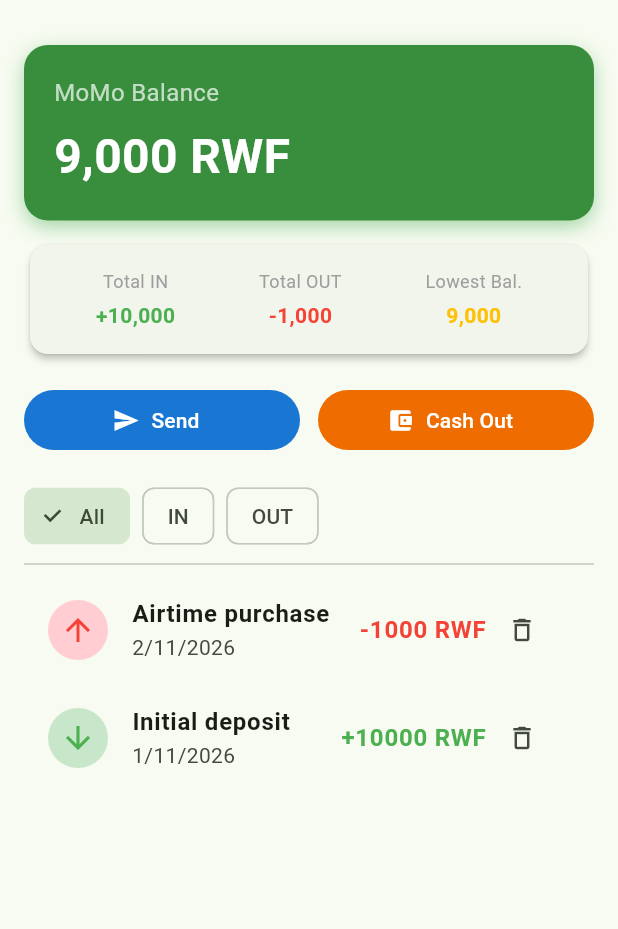
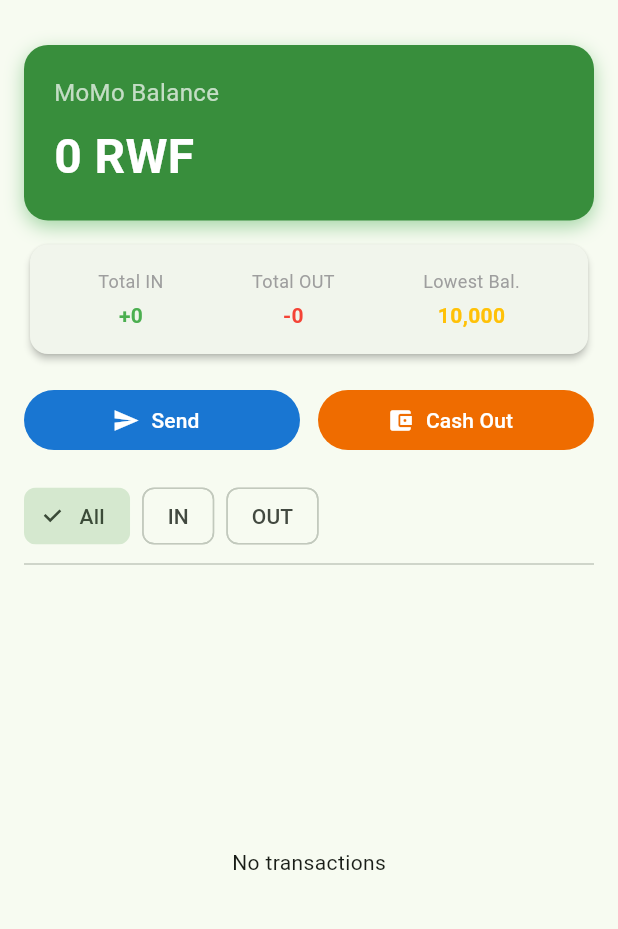
Before and after one commit to shema-victoire/momo_wallet, a Flutter app: the screen it shows once a user with an empty profile is signed in, after a tap on "All", on a phone screen of 412 x 824 dp, the part 63-992 px from its top. Run offline on Flutter 3.47's test engine with Material 3 defaults, Android fonts, the phone set to English and light mode, and no system bars; our stand-ins replace cloud_firestore, firebase_auth, firebase_core; accounts and stored records are empty.

Commit message:
refactor: update AuthGate and WalletScreen to use WalletState provider

```diff
--- a/lib/auth_gate.dart
+++ b/lib/auth_gate.dart
@@ -1,7 +1,10 @@
 import 'package:firebase_auth/firebase_auth.dart';
 import 'package:flutter/material.dart';
+import 'package:provider/provider.dart';
+import 'package:momo_wallet/repositories/txn_repository.dart';
 import 'package:momo_wallet/screens/wallet_screen.dart';
 import 'package:momo_wallet/login_screen.dart';
+import 'package:momo_wallet/state/wallet_state.dart';
 
 class AuthGate extends StatelessWidget {
   const AuthGate({super.key});
@@ -18,7 +21,11 @@ class AuthGate extends StatelessWidget {
         }
 
         if (snapshot.hasData) {
-          return const WalletScreen();
+          final user = snapshot.data!;
+          return ChangeNotifierProvider<WalletState>(
+            create: (_) => WalletState(TxnRepository(user.uid)),
+            child: const WalletScreen(),
+          );
         }
 
         return const LoginScreen();
--- a/lib/screens/wallet_screen.dart
+++ b/lib/screens/wallet_screen.dart
@@ -1,66 +1,29 @@
-import 'package:cloud_firestore/cloud_firestore.dart';
 import 'package:firebase_auth/firebase_auth.dart';
 import 'package:flutter/material.dart';
+import 'package:provider/provider.dart';
 import 'package:momo_wallet/models/transaction.dart';
 import 'package:momo_wallet/screens/cash_out_screen.dart';
 import 'package:momo_wallet/screens/send_money_screen.dart';
+import 'package:momo_wallet/state/wallet_state.dart';
 import 'package:momo_wallet/widgets/balance_card.dart';
 import 'package:momo_wallet/widgets/filter_chips.dart';
 import 'package:momo_wallet/widgets/stats_card.dart';
 
-class WalletScreen extends StatefulWidget {
+class WalletScreen extends StatelessWidget {
   const WalletScreen({super.key});
 
-  @override
-  State<WalletScreen> createState() => _WalletScreenState();
-}
-
-class _WalletScreenState extends State<WalletScreen> {
-  String _filter = 'All';
-
-  User? get _user => FirebaseAuth.instance.currentUser;
-
-  CollectionReference<Map<String, dynamic>>? get _txCollection {
-    if (_user == null) return null;
-    return FirebaseFirestore.instance
-        .collection('users')
-        .doc(_user!.uid)
-        .collection('transactions');
-  }
-
-  Future<void> _seedInitialDataIfNeeded(List<MoMoTransaction> currentTxs) async {
-    if (currentTxs.isEmpty && _txCollection != null) {
-      final initialTxs = [
-        MoMoTransaction(
-          id: '1',
-          description: 'Initial deposit',
-          amount: 10000,
-          type: TransactionType.inMoney,
-          date: DateTime.now().subtract(const Duration(days: 2)),
-        ),
-        MoMoTransaction(
-          id: '2',
-          description: 'Airtime purchase',
-          amount: 1000,
-          type: TransactionType.outMoney,
-          date: DateTime.now().subtract(const Duration(days: 1)),
-        ),
-      ];
-      for (final tx in initialTxs) {
-        await _txCollection!.doc(tx.id).set(tx.toMap());
-      }
-    }
-  }
-
-  void _sendMoney(int currentBalance) async {
+  void _sendMoney(BuildContext context, WalletState wallet) async {
     final result = await Navigator.push<Map<String, dynamic>>(
       context,
       MaterialPageRoute(
-        builder: (context) => SendMoneyScreen(currentBalance: currentBalance),
+        builder: (_) => ChangeNotifierProvider<WalletState>.value(
+          value: wallet,
+          child: SendMoneyScreen(currentBalance: wallet.balance),
+        ),
       ),
     );
 
-    if (result != null && _txCollection != null) {
+    if (result != null) {
       final tx = MoMoTransaction(
         id: DateTime.now().millisecondsSinceEpoch.toString(),
         description: 'Sent to ${result['phone']}',
@@ -68,19 +31,22 @@ class _WalletScreenState extends State<WalletScreen> {
         type: TransactionType.outMoney,
         date: DateTime.now(),
       );
-      await _txCollection!.doc(tx.id).set(tx.toMap());
+      await wallet.add(tx);
     }
   }
 
-  void _cashOut(int currentBalance) async {
+  void _cashOut(BuildContext context, WalletState wallet) async {
     final amount = await Navigator.push<int>(
       context,
       MaterialPageRoute(
-        builder: (context) => CashOutScreen(currentBalance: currentBalance),
+        builder: (_) => ChangeNotifierProvider<WalletState>.value(
+          value: wallet,
+          child: CashOutScreen(currentBalance: wallet.balance),
+        ),
       ),
     );
 
-    if (amount != null && _txCollection != null) {
+    if (amount != null) {
       final tx = MoMoTransaction(
         id: DateTime.now().millisecondsSinceEpoch.toString(),
         description: 'Cash out',
@@ -88,12 +54,13 @@ class _WalletScreenState extends State<WalletScreen> {
         type: TransactionType.outMoney,
         date: DateTime.now(),
       );
-      await _txCollection!.doc(tx.id).set(tx.toMap());
+      await wallet.add(tx);
     }
   }
 
-  void _deleteTransaction(List<MoMoTransaction> allTxs, MoMoTransaction tx) async {
-    if (!canDeleteTransaction(allTxs, tx)) {
+  void _deleteTransaction(BuildContext context, WalletState wallet, MoMoTransaction tx) async {
+    final success = await wallet.remove(tx);
+    if (!success && context.mounted) {
       ScaffoldMessenger.of(context).showSnackBar(
         const SnackBar(
           content: Text('Cannot delete: Balance would drop below 0 in history'),
@@ -102,31 +69,24 @@ class _WalletScreenState extends State<WalletScreen> {
       return;
     }
 
-    if (_txCollection != null) {
-      await _txCollection!.doc(tx.id).delete();
-      if (mounted) {
+    if (context.mounted) {
       ScaffoldMessenger.of(context).showSnackBar(
         SnackBar(
           content: Text('${tx.description} deleted'),
           action: SnackBarAction(
             label: 'UNDO',
             onPressed: () async {
-                await _txCollection!.doc(tx.id).set(tx.toMap());
+              await wallet.add(tx);
             },
           ),
         ),
       );
     }
   }
-  }
 
   @override
   Widget build(BuildContext context) {
-    if (_txCollection == null) {
-      return const Scaffold(
-        body: Center(child: Text('Not logged in')),
-      );
-    }
+    final wallet = context.watch<WalletState>();
 
     return Scaffold(
       appBar: AppBar(
@@ -140,60 +100,25 @@ class _WalletScreenState extends State<WalletScreen> {
           ),
         ],
       ),
-      body: StreamBuilder<QuerySnapshot<Map<String, dynamic>>>(
-        stream: _txCollection!.orderBy('date').snapshots(),
-        builder: (context, snapshot) {
-          if (snapshot.connectionState == ConnectionState.waiting) {
-            return const Center(child: CircularProgressIndicator());
-          }
-
-          if (snapshot.hasError) {
-            return Center(child: Text('Error: ${snapshot.error}'));
-          }
-
-          final docs = snapshot.data?.docs ?? [];
-          final transactions = docs.map((doc) => MoMoTransaction.fromMap(doc.data())).toList();
-
-          if (transactions.isEmpty) {
-            _seedInitialDataIfNeeded(transactions);
-          }
-
-          final balance = calculateBalance(transactions);
-          final totalIn = transactions
-              .where((t) => t.type == TransactionType.inMoney)
-              .fold<int>(0, (int sum, t) => sum + t.amount);
-          final totalOut = transactions
-              .where((t) => t.type == TransactionType.outMoney)
-              .fold<int>(0, (int sum, t) => sum + t.amount);
-
-          int lowestBalance = 10000;
-          int current = 0;
-          for (final tx in transactions) {
-            if (tx.type == TransactionType.inMoney) {
-              current += tx.amount;
-            } else {
-              current -= tx.amount;
-            }
-            if (current < lowestBalance) lowestBalance = current;
-          }
-
-          final reversedList = transactions.reversed.toList();
-          final displayed = _filter == 'IN'
-              ? reversedList.where((t) => t.type == TransactionType.inMoney).toList()
-              : _filter == 'OUT'
-                  ? reversedList.where((t) => t.type == TransactionType.outMoney).toList()
-                  : reversedList;
-
-          return Padding(
+      body: wallet.loading
+          ? const Center(child: CircularProgressIndicator())
+          : wallet.error != null
+              ? Center(
+                  child: Padding(
+                    padding: const EdgeInsets.all(24.0),
+                    child: Text(wallet.error!, textAlign: TextAlign.center),
+                  ),
+                )
+              : Padding(
                   padding: const EdgeInsets.all(16.0),
                   child: Column(
                     children: [
-                BalanceCard(balance: balance),
+                      BalanceCard(balance: wallet.balance),
                       const SizedBox(height: 12),
                       StatsCard(
-                  totalIn: totalIn,
-                  totalOut: totalOut,
-                  lowestBalance: lowestBalance,
+                        totalIn: wallet.totalIn,
+                        totalOut: wallet.totalOut,
+                        lowestBalance: wallet.lowestBalance,
                       ),
                       const SizedBox(height: 16),
                       Row(
@@ -201,7 +126,7 @@ class _WalletScreenState extends State<WalletScreen> {
                         children: [
                           Expanded(
                             child: FilledButton.icon(
-                        onPressed: () => _sendMoney(balance),
+                              onPressed: () => _sendMoney(context, wallet),
                               icon: const Icon(Icons.send),
                               label: const Text('Send'),
                               style: FilledButton.styleFrom(backgroundColor: Colors.blue.shade700),
@@ -210,7 +135,7 @@ class _WalletScreenState extends State<WalletScreen> {
                           const SizedBox(width: 12),
                           Expanded(
                             child: FilledButton.icon(
-                        onPressed: () => _cashOut(balance),
+                              onPressed: () => _cashOut(context, wallet),
                               icon: const Icon(Icons.account_balance_wallet),
                               label: const Text('Cash Out'),
                               style: FilledButton.styleFrom(backgroundColor: Colors.orange.shade800),
@@ -220,17 +145,21 @@ class _WalletScreenState extends State<WalletScreen> {
                       ),
                       const SizedBox(height: 16),
                       FilterChips(
-                  selectedFilter: _filter,
-                  onFilterChanged: (f) => setState(() => _filter = f),
+                        selectedFilter: wallet.filter == 'ALL'
+                            ? 'All'
+                            : wallet.filter == 'IN'
+                                ? 'IN'
+                                : 'OUT',
+                        onFilterChanged: (f) => wallet.setFilter(f.toUpperCase()),
                       ),
                       const Divider(),
                       Expanded(
-                  child: displayed.isEmpty
+                        child: wallet.visible.isEmpty
                             ? const Center(child: Text('No transactions'))
                             : ListView.builder(
-                          itemCount: displayed.length,
+                                itemCount: wallet.visible.length,
                                 itemBuilder: (context, index) {
-                            final tx = displayed[index];
+                                  final tx = wallet.visible[index];
                                   final isIn = tx.type == TransactionType.inMoney;
                                   return ListTile(
                                     leading: CircleAvatar(
@@ -257,7 +186,7 @@ class _WalletScreenState extends State<WalletScreen> {
                                         ),
                                         IconButton(
                                           icon: const Icon(Icons.delete_outline, size: 20),
-                                    onPressed: () => _deleteTransaction(transactions, tx),
+                                          onPressed: () => _deleteTransaction(context, wallet, tx),
                                         ),
                                       ],
                                     ),
@@ -267,8 +196,6 @@ class _WalletScreenState extends State<WalletScreen> {
                       ),
                     ],
                   ),
-          );
-        },
                 ),
     );
   }
```
Lines whose indentation alone changed are shown as unchanged.
